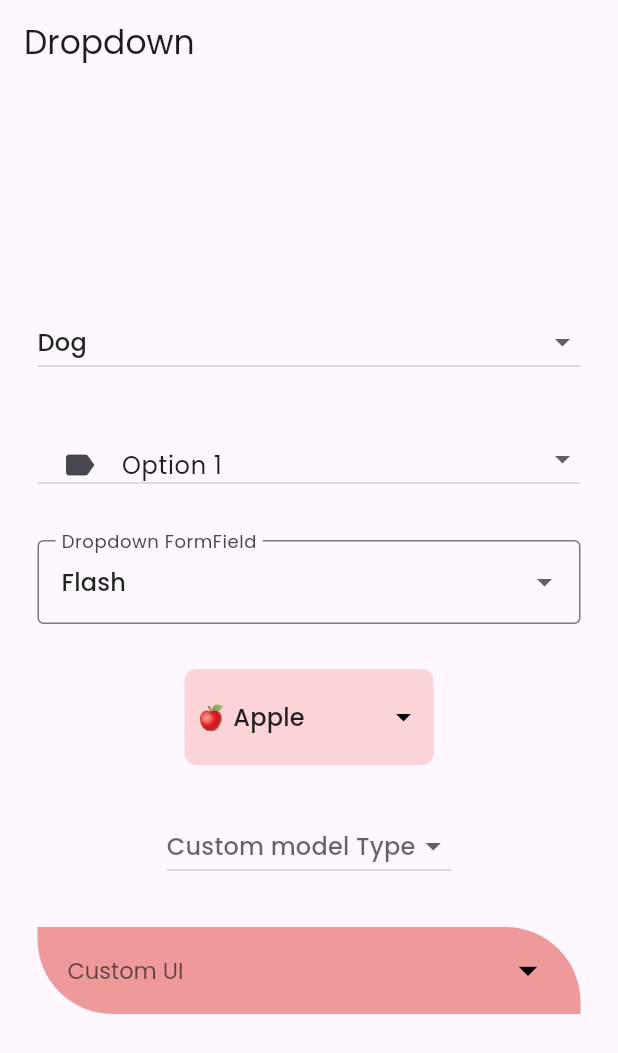
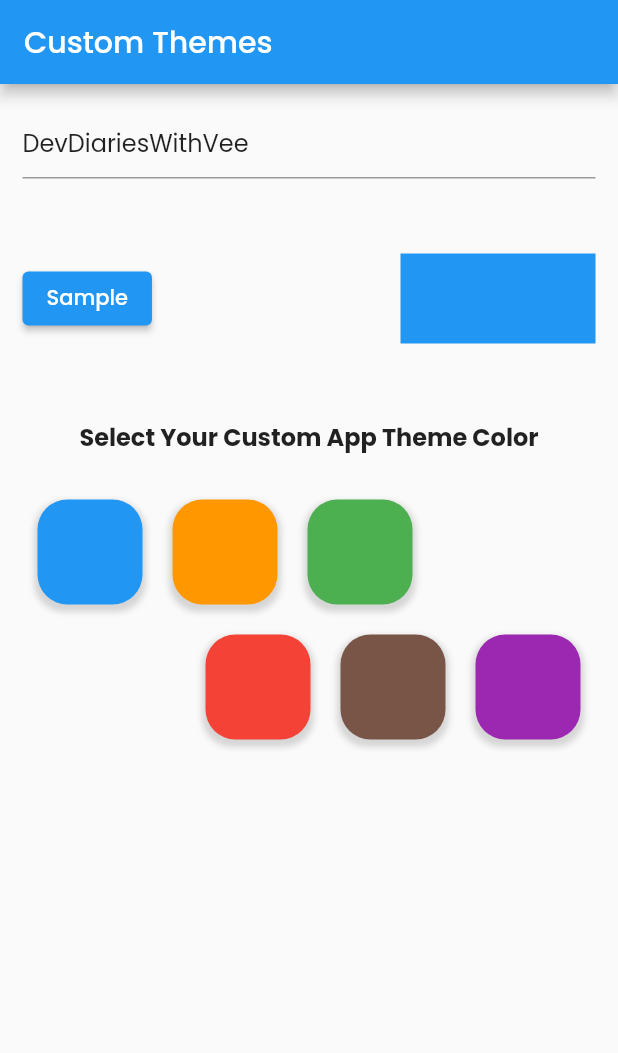
Before and after one commit to vaidehi2701/Flutter_Cheatsheet_2023, a Flutter app: the screen it shows after launch, on a phone screen of 412 x 824 dp. Shown: the top 1053 px of the screen. Run offline on Flutter 3.47's test engine with Material 2 defaults, Android fonts, the phone set to English and light mode, and no system bars; our stand-ins replace google_fonts.

Commit message:
Custom Theme Added

```diff
--- a/lib/main.dart
+++ b/lib/main.dart
@@ -1,32 +1,34 @@
 import 'package:flutter/material.dart';
-import 'package:google_fonts/google_fonts.dart';
 import 'package:provider/provider.dart';
 import 'package:widget_utils/provider/font_size_provider.dart';
-import 'package:widget_utils/ui/screens/dynamic_fontsize.dart';
-import 'package:widget_utils/ui/widgets/dropdown.dart';
+import 'package:widget_utils/provider/theme_provider.dart';
+import 'package:widget_utils/ui/screens/custom_app_theme.dart';
 
 void main() {
-  runApp(const MyApp());
+  runApp(
+    MultiProvider(
+      providers: [
+        ChangeNotifierProvider(create: (_) => ThemeProvider()),
+        ChangeNotifierProvider(create: (_) => FontType()),
+      ],
+      child: const MyApp(),
+    ),
+  );
 }
 
 class MyApp extends StatelessWidget {
   const MyApp({super.key});
 
-  // This widget is the root of your application.
   @override
   Widget build(BuildContext context) {
-    return MaterialApp(
-      debugShowCheckedModeBanner: false,
-      title: 'Widget Utils 2023',
-      theme: ThemeData(
-        useMaterial3: true,
-         textTheme: GoogleFonts.poppinsTextTheme(),
-        colorScheme: ColorScheme.fromSeed(seedColor: Colors.deepPurple)
-            .copyWith(background: Colors.blueGrey[100]),
-      ),
-      home: ChangeNotifierProvider(
-        create: (_) => FontType(),
-        child: const DropDownDemo()),
-    );
+    return Consumer<ThemeProvider>(
+        builder: (BuildContext context, themeProvider, widget) {
+      return MaterialApp(
+        debugShowCheckedModeBanner: false,
+        title: 'Flutter CheatSheet 2023',
+        theme: themeProvider.themeData,
+        home: const CustomAppTheme(),
+      );
+    });
   }
 }
--- /dev/null
+++ b/lib/provider/theme_provider.dart
@@ -0,0 +1,46 @@
+import 'package:flutter/material.dart';
+import 'package:google_fonts/google_fonts.dart';
+
+class ThemeProvider with ChangeNotifier {
+  ThemeData _themeData = ThemeDataCollection.baseTheme;
+
+  ThemeData get themeData => _themeData;
+
+  void changeTheme(Color baseColor) {
+    _themeData = ThemeDataCollection.getThemeData(baseColor);
+    notifyListeners();
+  }
+}
+
+class ThemeDataCollection {
+  static final baseTheme = _getThemeData(Colors.blue);
+  static final orangeTheme = _getThemeData(Colors.orange);
+  static final greenTheme = _getThemeData(Colors.green);
+  static final redTheme = _getThemeData(Colors.red);
+  static final brownTheme = _getThemeData(Colors.brown);
+  static final purpleTheme = _getThemeData(Colors.purple);
+
+  static ThemeData _getThemeData(MaterialColor color) {
+    return ThemeData(
+      primarySwatch: color,
+      fontFamily: GoogleFonts.poppins().fontFamily,
+    );
+  }
+
+  static ThemeData getThemeData(Color baseColor) {
+    switch (baseColor) {
+      case Colors.orange:
+        return orangeTheme;
+      case Colors.green:
+        return greenTheme;
+      case Colors.red:
+        return redTheme;
+      case Colors.brown:
+        return brownTheme;
+      case Colors.purple:
+        return purpleTheme;
+      default:
+        return baseTheme;
+    }
+  }
+}
--- /dev/null
+++ b/lib/ui/screens/custom_app_theme.dart
@@ -0,0 +1,109 @@
+import 'package:flutter/material.dart';
+import 'package:google_fonts/google_fonts.dart';
+import 'package:provider/provider.dart';
+import 'package:widget_utils/provider/theme_provider.dart';
+
+class CustomAppTheme extends StatelessWidget {
+  const CustomAppTheme({super.key});
+
+  @override
+  Widget build(BuildContext context) {
+    return Scaffold(
+      appBar: AppBar(
+        title: const Text('Custom Themes'),
+      ),
+      body: SingleChildScrollView(
+        child: Padding(
+          padding: const EdgeInsets.all(15.0),
+          child: Column(
+            mainAxisAlignment: MainAxisAlignment.center,
+            children: [
+              TextFormField(
+                initialValue: "DevDiariesWithVee",
+              ),
+              const SizedBox(
+                height: 50,
+              ),
+              Row(
+                mainAxisAlignment: MainAxisAlignment.spaceBetween,
+                children: [
+                  ElevatedButton(
+                      onPressed: () {},
+                      child: const Text(
+                        "Sample",
+                      )),
+                  Container(
+                    height: 60,
+                    width: 130,
+                    color: Theme.of(context).primaryColor,
+                  ),
+                ],
+              ),
+              const SizedBox(
+                height: 50,
+              ),
+              Text(
+                "Select Your Custom App Theme Color",
+                style: GoogleFonts.poppins(
+                    fontWeight: FontWeight.bold, fontSize: 16),
+              ),
+              const SizedBox(
+                height: 20,
+              ),
+              const Row(
+                children: [
+                  ColorButton(Colors.blue),
+                  ColorButton(Colors.orange),
+                  ColorButton(Colors.green),
+                ],
+              ),
+              const Row(
+                mainAxisAlignment: MainAxisAlignment.end,
+                children: [
+                  ColorButton(Colors.red),
+                  ColorButton(Colors.brown),
+                  ColorButton(Colors.purple),
+                ],
+              )
+            ],
+          ),
+        ),
+      ),
+    );
+  }
+}
+
+class ColorButton extends StatelessWidget {
+  final Color color;
+
+  const ColorButton(this.color, {super.key});
+
+  @override
+  Widget build(BuildContext context) {
+    return Padding(
+      padding: const EdgeInsets.all(10.0),
+      child: InkWell(
+        onTap: () {
+          Provider.of<ThemeProvider>(context, listen: false).changeTheme(color);
+        },
+        child: Container(
+          width: 70,
+          height: 70,
+          decoration: BoxDecoration(
+            borderRadius: BorderRadius.circular(20),
+            color: color,
+            boxShadow: [
+              BoxShadow(
+                color: Colors.grey.withOpacity(0.4),
+                spreadRadius: 2,
+                blurRadius: 3,
+                offset:
+                    const Offset(0, 3), // controls the position of the shadow
+              ),
+            ],
+          ),
+        ),
+      ),
+    );
+  }
+}
```
